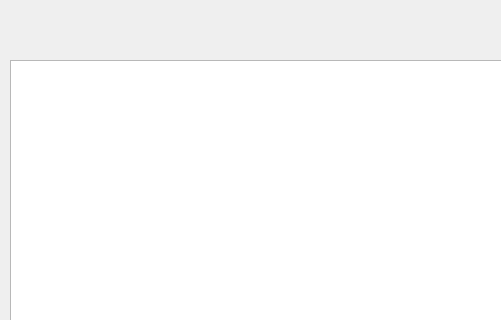
This is Sodesucar_clnt/rent.ui in mssung34/Sodesucar as Qt 5 draws it before an edit; both pictures show x 0 to 501 and y 0 to 320 of the 1000 by 550 pixel window. The edited form follows.
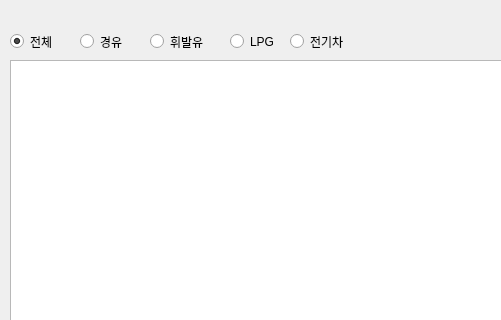
This is the edited form.

What changed in the file:
```diff
--- a/Sodesucar_clnt/rent.ui
+++ b/Sodesucar_clnt/rent.ui
@@ -61,6 +61,74 @@
     <string>렌트</string>
    </property>
   </widget>
+  <widget class="QRadioButton" name="all">
+   <property name="geometry">
+    <rect>
+     <x>10</x>
+     <y>30</y>
+     <width>51</width>
+     <height>23</height>
+    </rect>
+   </property>
+   <property name="text">
+    <string>전체</string>
+   </property>
+   <property name="checked">
+    <bool>true</bool>
+   </property>
+  </widget>
+  <widget class="QRadioButton" name="diesel">
+   <property name="geometry">
+    <rect>
+     <x>80</x>
+     <y>30</y>
+     <width>51</width>
+     <height>23</height>
+    </rect>
+   </property>
+   <property name="text">
+    <string>경유</string>
+   </property>
+  </widget>
+  <widget class="QRadioButton" name="gasoline">
+   <property name="geometry">
+    <rect>
+     <x>150</x>
+     <y>30</y>
+     <width>61</width>
+     <height>23</height>
+    </rect>
+   </property>
+   <property name="text">
+    <string>휘발유</string>
+   </property>
+  </widget>
+  <widget class="QRadioButton" name="lpg">
+   <property name="geometry">
+    <rect>
+     <x>230</x>
+     <y>30</y>
+     <width>51</width>
+     <height>23</height>
+    </rect>
+   </property>
+   <property name="text">
+    <string>LPG</string>
+   </property>
+  </widget>
+  <widget class="QRadioButton" name="elec">
+   <property name="geometry">
+    <rect>
+     <x>290</x>
+     <y>30</y>
+     <width>61</width>
+     <height>23</height>
+    </rect>
+   </property>
+   <property name="text">
+    <string>전기차</string>
+   </property>
+  </widget>
  </widget>
  <resources/>
  <connections/>
```
